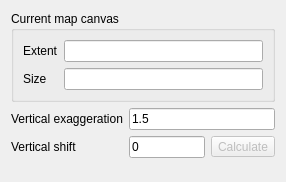
Qt form ui/worldproperties.ui (minorua/Qgis2threejs) before a commit.
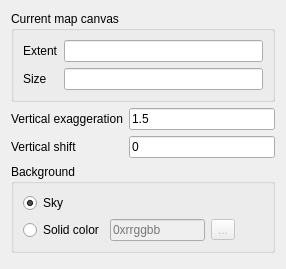
The same form after that commit.

Commit message: add background color option to world page. set sky-like background by default (fix #18)

Patch:
```diff
--- a/ui/worldproperties.ui
+++ b/ui/worldproperties.ui
@@ -7,7 +7,7 @@
     <x>0</x>
     <y>0</y>
     <width>286</width>
-    <height>182</height>
+    <height>269</height>
    </rect>
   </property>
   <property name="windowTitle">
@@ -67,16 +67,6 @@
          </property>
         </widget>
        </item>
-       <item>
-        <widget class="QToolButton" name="toolButton">
-         <property name="enabled">
-          <bool>false</bool>
-         </property>
-         <property name="text">
-          <string>Calculate</string>
-         </property>
-        </widget>
-       </item>
       </layout>
      </item>
     </layout>
@@ -147,6 +137,69 @@
      </layout>
     </widget>
    </item>
+   <item row="2" column="0">
+    <widget class="QGroupBox" name="groupBox_Background">
+     <property name="title">
+      <string>Background</string>
+     </property>
+     <layout class="QVBoxLayout" name="verticalLayout_2">
+      <item>
+       <widget class="QRadioButton" name="radioButton_Sky">
+        <property name="text">
+         <string>Sky</string>
+        </property>
+        <property name="checked">
+         <bool>true</bool>
+        </property>
+       </widget>
+      </item>
+      <item>
+       <layout class="QHBoxLayout" name="horizontalLayout_2">
+        <item>
+         <widget class="QRadioButton" name="radioButton_Color">
+          <property name="text">
+           <string>Solid color</string>
+          </property>
+         </widget>
+        </item>
+        <item>
+         <widget class="QLineEdit" name="lineEdit_Color">
+          <property name="enabled">
+           <bool>false</bool>
+          </property>
+          <property name="placeholderText">
+           <string>0xrrggbb</string>
+          </property>
+         </widget>
+        </item>
+        <item>
+         <widget class="QToolButton" name="toolButton_Color">
+          <property name="enabled">
+           <bool>false</bool>
+          </property>
+          <property name="text">
+           <string>...</string>
+          </property>
+         </widget>
+        </item>
+        <item>
+         <spacer name="horizontalSpacer">
+          <property name="orientation">
+           <enum>Qt::Horizontal</enum>
+          </property>
+          <property name="sizeHint" stdset="0">
+           <size>
+            <width>40</width>
+            <height>20</height>
+           </size>
+          </property>
+         </spacer>
+        </item>
+       </layout>
+      </item>
+     </layout>
+    </widget>
+   </item>
   </layout>
  </widget>
  <resources/>
```
The commit also changes 5 other files.
